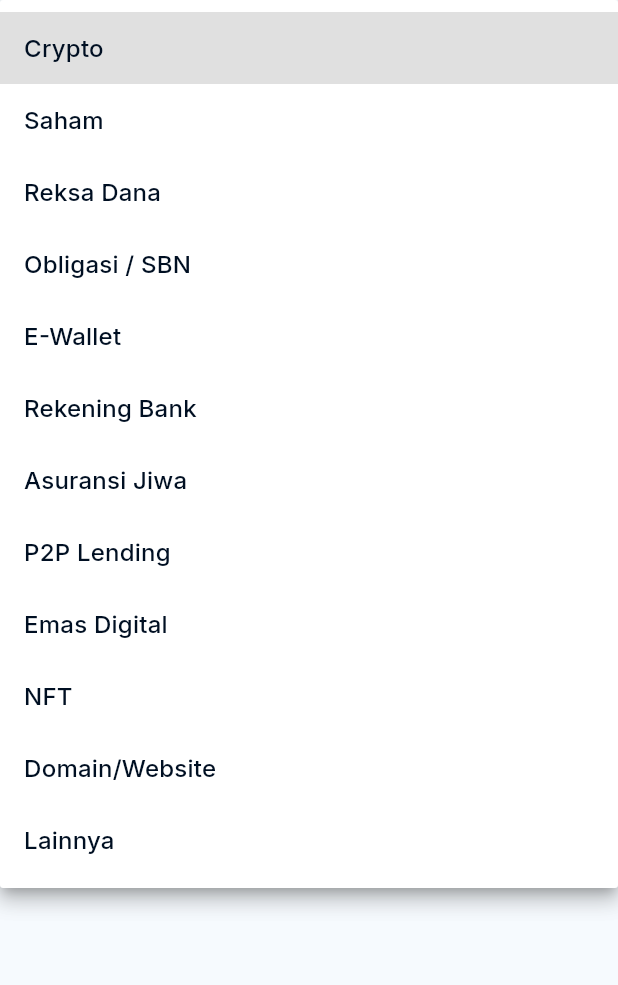
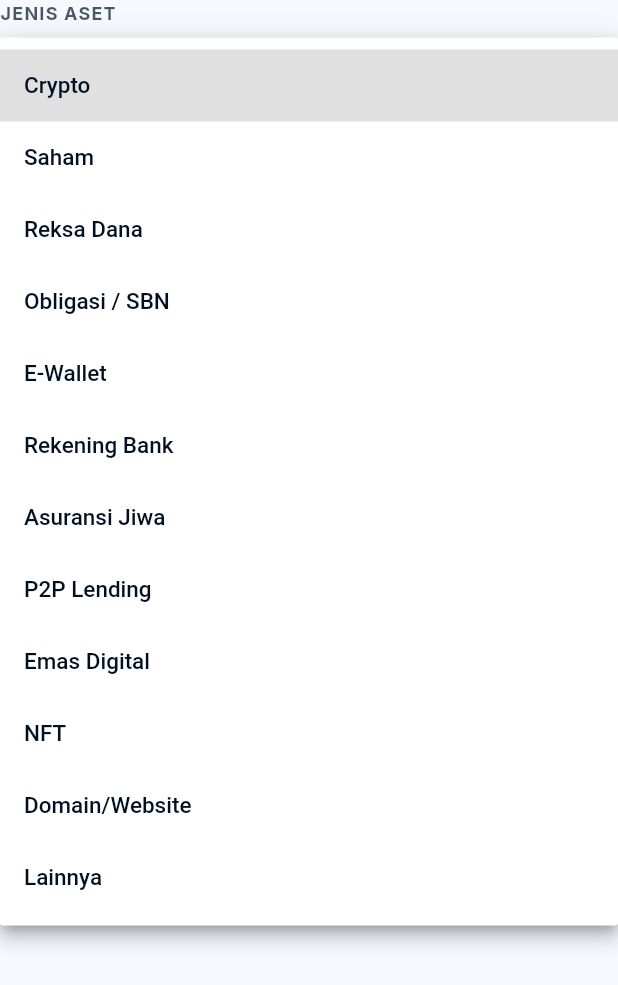
Before and after one commit to erlaaaand/waristech-mobile, a Flutter app: the _AssetTypeDropdown widget shown alone on an empty page, opened directly with empty values, after a tap on "Crypto", on a phone screen of 412 x 824 dp. Shown: the top 985 px of the screen. Run offline on Flutter 3.47's test engine with Material 3 defaults, Android fonts, the phone set to English and light mode, and no system bars; our stand-ins replace basic_utils, dio, file_picker, flutter_dotenv, flutter_riverpod, flutter_secure_storage and 3 more; missing offline and left inert: pointycastle; accounts and stored records are empty; network calls fail.

Commit message:
style: implement custom WtDropdownField for consistent UI

```diff
--- a/lib/core/widgets/wt_form_fields.dart
+++ b/lib/core/widgets/wt_form_fields.dart
@@ -294,3 +294,91 @@ class WtConsentCheckbox extends StatelessWidget {
     );
   }
 }
+
+/// Dropdown field dengan gaya yang persis sama dengan [WtFormField]
+class WtDropdownField<T> extends StatelessWidget {
+  final String label;
+  final T? value;
+  final List<DropdownMenuItem<T>> items;
+  final ValueChanged<T?> onChanged;
+  final String? Function(T?)? validator;
+
+  const WtDropdownField({
+    super.key,
+    required this.label,
+    required this.value,
+    required this.items,
+    required this.onChanged,
+    this.validator,
+  });
+
+  @override
+  Widget build(BuildContext context) {
+    final isDark = Theme.of(context).brightness == Brightness.dark;
+
+    return Column(
+      crossAxisAlignment: CrossAxisAlignment.start,
+      children: [
+        Text(
+          label.toUpperCase(),
+          style: TextStyle(
+            fontSize: 12,
+            fontWeight: FontWeight.bold,
+            letterSpacing: 0.8,
+            color: isDark
+                ? Colors.white.withValues(alpha: 0.4)
+                : AppColors.navy.withValues(alpha: 0.7),
+          ),
+        ),
+        const SizedBox(height: 8),
+        DropdownButtonFormField<T>(
+          value: value,
+          items: items,
+          onChanged: onChanged,
+          validator: validator,
+          icon: Icon(
+            Icons.keyboard_arrow_down_rounded,
+            color: isDark ? Colors.white70 : AppColors.gray500,
+          ),
+          style: TextStyle(
+            fontSize: 15,
+            fontWeight: FontWeight.w500,
+            color: isDark ? Colors.white : AppColors.navy,
+          ),
+          dropdownColor: isDark ? AppColors.darkSurface : Colors.white,
+          decoration: InputDecoration(
+            isDense: true,
+            contentPadding: const EdgeInsets.symmetric(
+              horizontal: 16,
+              vertical: 16,
+            ),
+            filled: true,
+            fillColor: isDark
+                ? AppColors.navy.withValues(alpha: 0.2)
+                : AppColors.warm,
+            border: OutlineInputBorder(
+              borderRadius: BorderRadius.circular(16),
+              borderSide: BorderSide(
+                color: (isDark ? Colors.white : AppColors.navy).withValues(
+                  alpha: 0.1,
+                ),
+              ),
+            ),
+            enabledBorder: OutlineInputBorder(
+              borderRadius: BorderRadius.circular(16),
+              borderSide: BorderSide(
+                color: (isDark ? Colors.white : AppColors.navy).withValues(
+                  alpha: 0.1,
+                ),
+              ),
+            ),
+            focusedBorder: OutlineInputBorder(
+              borderRadius: BorderRadius.circular(16),
+              borderSide: const BorderSide(color: AppColors.primary, width: 2),
+            ),
+          ),
+        ),
+      ],
+    );
+  }
+}
--- a/lib/features/assets/presentation/screens/create_asset_screen.dart
+++ b/lib/features/assets/presentation/screens/create_asset_screen.dart
@@ -242,13 +242,9 @@ class _AssetTypeDropdown extends StatelessWidget {
 
   @override
   Widget build(BuildContext context) {
-    return DropdownButtonFormField<AssetType>(
-      initialValue: value,
-      decoration: InputDecoration(
-        labelText: 'Jenis Aset',
-        border: OutlineInputBorder(borderRadius: BorderRadius.circular(16)),
-        filled: true,
-      ),
+    return WtDropdownField<AssetType>(
+      label: 'Jenis Aset',
+      value: value,
       items: AssetType.values
           .map(
             (t) => DropdownMenuItem<AssetType>(
@@ -390,13 +386,9 @@ class _NotarisSelector extends ConsumerWidget {
 
     return asyncNotaries.when(
       data: (notaries) {
-        return DropdownButtonFormField<String>(
-          initialValue: value,
-          decoration: InputDecoration(
-            labelText: 'Notaris Pemeriksa',
-            border: OutlineInputBorder(borderRadius: BorderRadius.circular(16)),
-            filled: true,
-          ),
+        return WtDropdownField<String>(
+          label: 'Notaris Pemeriksa',
+          value: value,
           items: notaries.map((n) {
             return DropdownMenuItem<String>(
               value: n['id'] as String,
```
